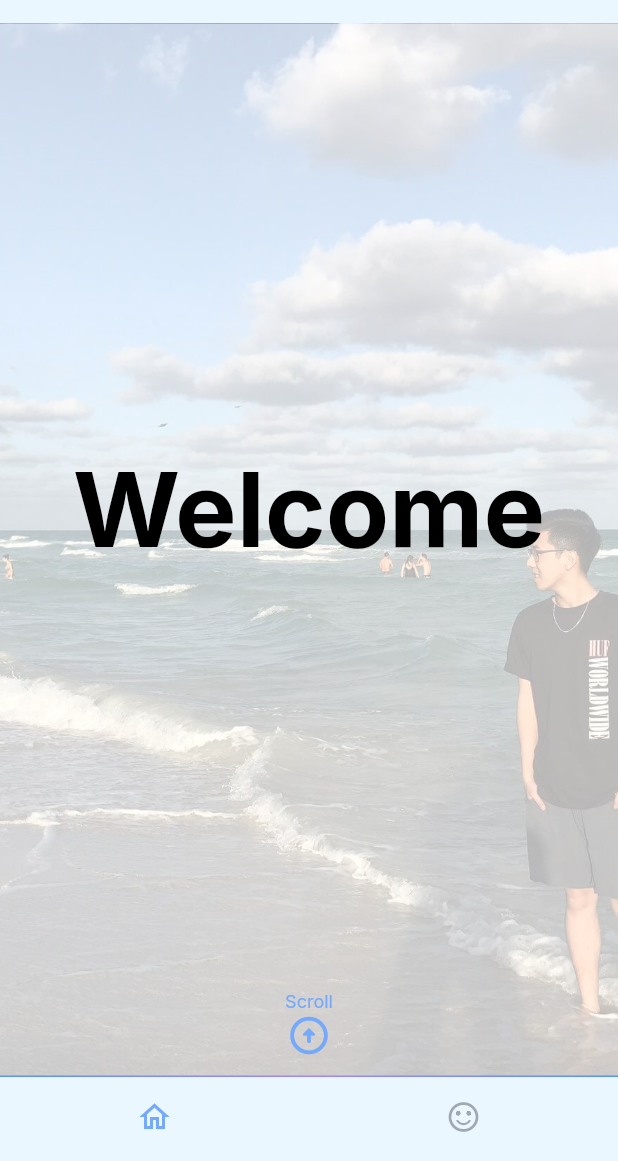
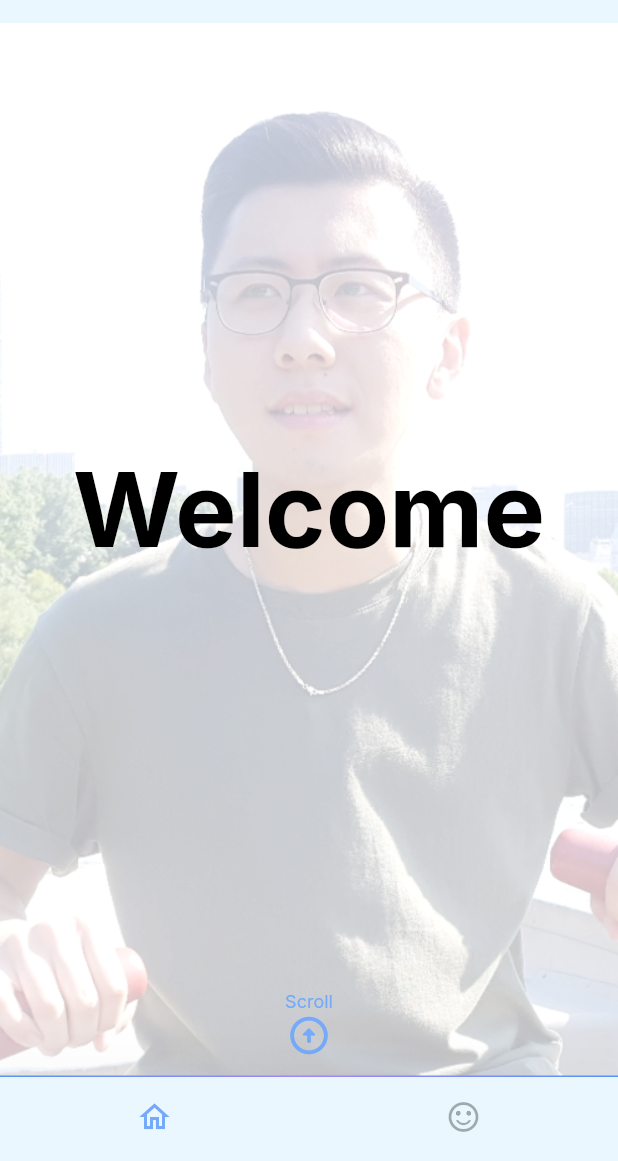
Before and after one commit to rickycheuk/my_web, a Flutter app: the screen it shows after launch, scrolled down 576 dp, on a phone screen of 412 x 824 dp, the part 75-1236 px from its top. Run offline on Flutter 3.47's test engine with Material 2 defaults, Android fonts, the phone set to English and light mode, and no system bars; drawn by our look-alikes of animated_text_kit; our stand-ins replace cloud_firestore, firebase_analytics, firebase_auth, firebase_core, google_fonts; missing offline and left inert: flutter_rounded_progress_bar; accounts and stored records are empty; network calls fail.

Commit message:
update landing page

```diff
--- a/lib/pages/home_page.dart
+++ b/lib/pages/home_page.dart
@@ -157,8 +157,9 @@ Widget welcomePage(double width, Color? textColor) {
       alignment: Alignment.center,
       decoration: const BoxDecoration(
         image: DecorationImage(
-          image: AssetImage("assets/images/ricky_beach.jpeg"),
+          image: AssetImage("assets/images/ricky_boat.jpg"),
           fit: BoxFit.cover,
+          alignment: Alignment.center
         ),
       ),
       child: Container(
--- a/pubspec.yaml
+++ b/pubspec.yaml
@@ -82,6 +82,8 @@ flutter:
      - assets/images/ricky.jpg
      - assets/images/ricky2.jpg
      - assets/images/ricky_boston.jpg
+     - assets/images/ricky_boat.jpg
+     - assets/images/ricky_boston_Edited.jpg
      - assets/images/ricky_boston2.jpeg
      - assets/images/ricky_beach.jpeg
   #   - images/a_dot_ham.jpeg
```
Also changed, not shown: assets/images/ricky_boat.jpg (added), assets/images/ricky_boston_Edited.jpg (added), 1 other file.
